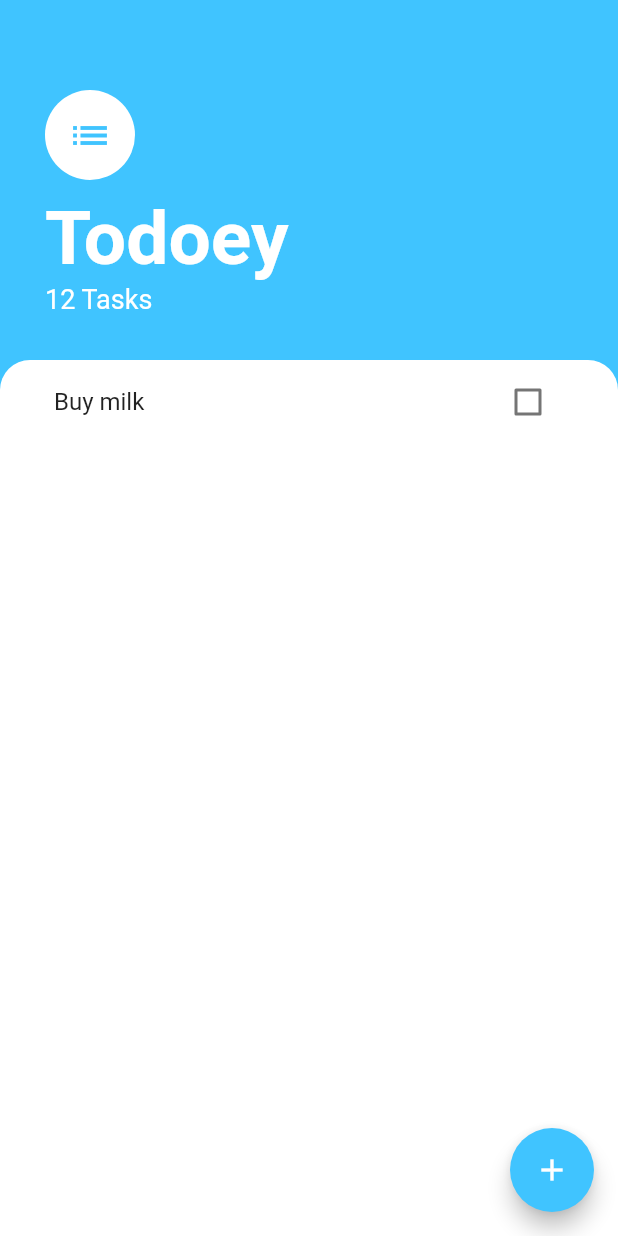
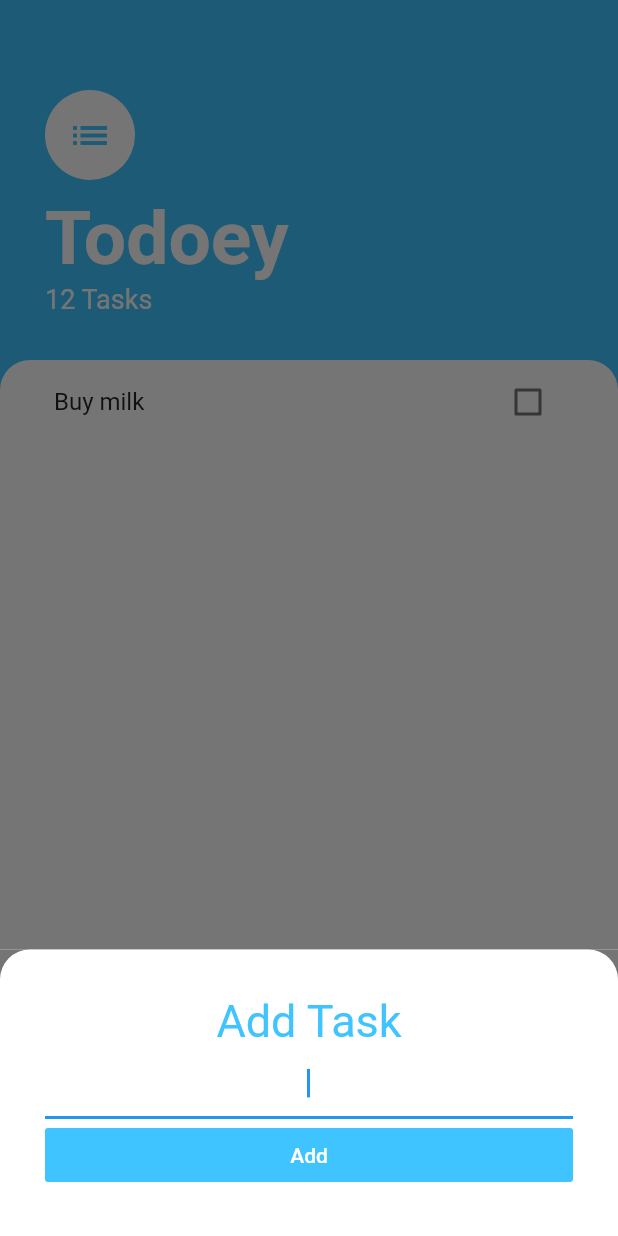
Before and after one commit to cukingpro/todoey, a Flutter app: the screen it shows after launch, after a tap on the "add" icon, on a phone screen of 412 x 824 dp. Run offline on Flutter 3.47's test engine with Material 2 defaults, Android fonts, the phone set to English and light mode, and no system bars.

Commit message:
create add task screen

```diff
--- /dev/null
+++ b/lib/screens/add_task_screen.dart
@@ -0,0 +1,47 @@
+import 'package:flutter/material.dart';
+
+class AddTaskScreen extends StatelessWidget {
+  @override
+  Widget build(BuildContext context) {
+    return Container(
+      color: Color(0xff757575),
+      child: Container(
+        decoration: BoxDecoration(
+          color: Colors.white,
+          borderRadius: BorderRadius.only(
+            topLeft: Radius.circular(20),
+            topRight: Radius.circular(20),
+          ),
+        ),
+        padding: EdgeInsets.all(30),
+        child: Column(
+          crossAxisAlignment: CrossAxisAlignment.stretch,
+          children: [
+            Text(
+              'Add Task',
+              style: TextStyle(
+                fontSize: 30,
+                color: Colors.lightBlueAccent,
+              ),
+              textAlign: TextAlign.center,
+            ),
+            TextField(
+              autofocus: true,
+              textAlign: TextAlign.center,
+            ),
+            FlatButton(
+              onPressed: () {},
+              child: Text(
+                'Add',
+                style: TextStyle(
+                  color: Colors.white,
+                ),
+              ),
+              color: Colors.lightBlueAccent,
+            )
+          ],
+        ),
+      ),
+    );
+  }
+}
--- a/lib/screens/tasks_screen.dart
+++ b/lib/screens/tasks_screen.dart
@@ -1,4 +1,5 @@
 import 'package:flutter/material.dart';
+import 'package:todoey/screens/add_task_screen.dart';
 import 'package:todoey/widgets/tasks_list.dart';
 
 class TasksScreen extends StatelessWidget {
@@ -9,7 +10,21 @@ class TasksScreen extends StatelessWidget {
       floatingActionButton: FloatingActionButton(
         backgroundColor: Colors.lightBlueAccent,
         child: Icon(Icons.add),
-        onPressed: () {},
+        onPressed: () {
+          showModalBottomSheet(
+            context: context,
+            // isScrollControlled: true,
+            builder: (context) => SingleChildScrollView(
+              // padding: EdgeInsets.only(
+              //     bottom: MediaQuery.of(context).viewInsets.bottom),
+              child: Container(
+                padding: EdgeInsets.only(
+                    bottom: MediaQuery.of(context).viewInsets.bottom),
+                child: AddTaskScreen(),
+              ),
+            ),
+          );
+        },
       ),
       body: Column(
         crossAxisAlignment: CrossAxisAlignment.start,
```
